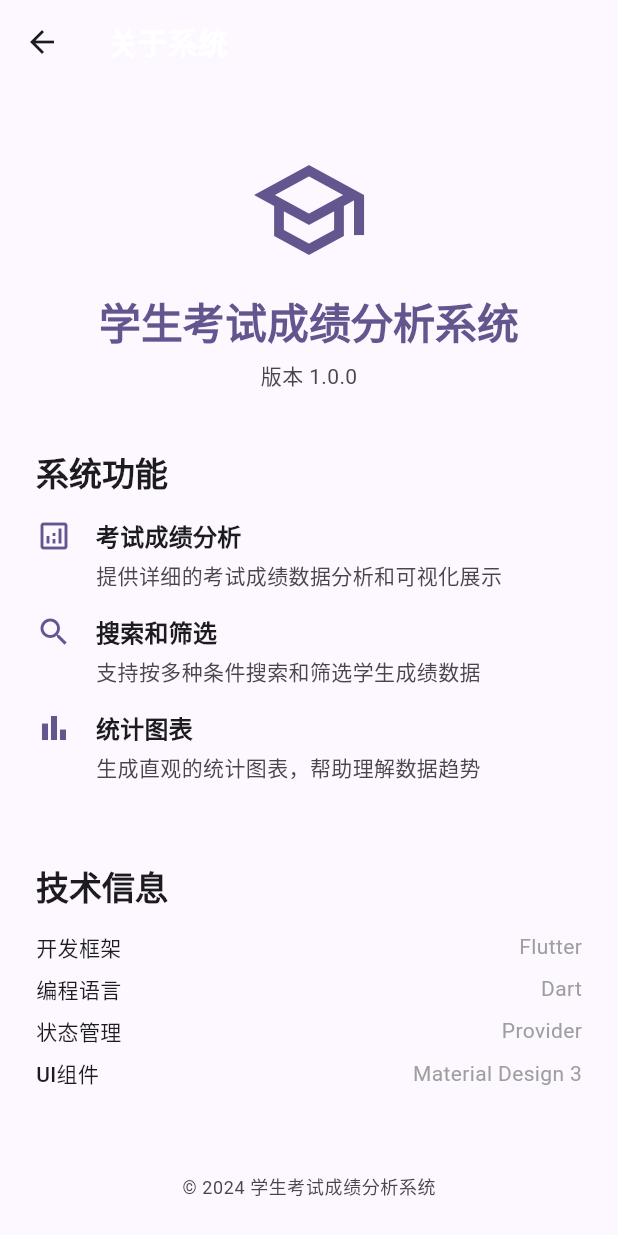
After one commit to NailFec/shyc_ssd, a Flutter app: the AboutScreen screen opened by its route, on a phone screen of 412 x 824 dp. The commit adds this screen. Run offline on Flutter 3.47's test engine with Material 3 defaults, Android fonts, the phone set to English and light mode, and no system bars; our stand-ins replace csv; Roboto replaces fonts that are missing (PingFang SC, Microsoft YaHei, sans-serif).

Commit message:
add more pages but empty now

```diff
--- /dev/null
+++ b/lib/screens/about_screen.dart
@@ -0,0 +1,165 @@
+import 'package:flutter/material.dart';
+
+class AboutScreen extends StatelessWidget {
+  const AboutScreen({super.key});
+
+  @override
+  Widget build(BuildContext context) {
+    return Scaffold(
+      appBar: AppBar(
+        title: const Text('关于系统'),
+        backgroundColor: Theme.of(context).colorScheme.surface,
+        elevation: 0,
+        leading: IconButton(
+          icon: const Icon(Icons.arrow_back),
+          onPressed: () => Navigator.pop(context),
+        ),
+      ),
+      body: Padding(
+        padding: const EdgeInsets.all(24.0),
+        child: Column(
+          crossAxisAlignment: CrossAxisAlignment.start,
+          children: [
+            const SizedBox(height: 20),
+            Center(
+              child: Column(
+                children: [
+                  Icon(
+                    Icons.school_outlined,
+                    size: 80,
+                    color: Theme.of(context).colorScheme.primary,
+                  ),
+                  const SizedBox(height: 16),
+                  Text(
+                    '学生考试成绩分析系统',
+                    style: Theme.of(context).textTheme.headlineMedium?.copyWith(
+                      fontWeight: FontWeight.bold,
+                      color: Theme.of(context).colorScheme.primary,
+                    ),
+                  ),
+                  const SizedBox(height: 8),
+                  Text(
+                    '版本 1.0.0',
+                    style: Theme.of(context).textTheme.bodyMedium?.copyWith(
+                      color: Theme.of(context).colorScheme.onSurfaceVariant,
+                    ),
+                  ),
+                ],
+              ),
+            ),
+            const SizedBox(height: 40),
+            Text(
+              '系统功能',
+              style: Theme.of(context).textTheme.titleLarge?.copyWith(
+                fontWeight: FontWeight.w600,
+              ),
+            ),
+            const SizedBox(height: 16),
+            _buildFeatureItem(
+              context,
+              icon: Icons.analytics_outlined,
+              title: '考试成绩分析',
+              description: '提供详细的考试成绩数据分析和可视化展示',
+            ),
+            _buildFeatureItem(
+              context,
+              icon: Icons.search_outlined,
+              title: '搜索和筛选',
+              description: '支持按多种条件搜索和筛选学生成绩数据',
+            ),
+            _buildFeatureItem(
+              context,
+              icon: Icons.bar_chart_outlined,
+              title: '统计图表',
+              description: '生成直观的统计图表，帮助理解数据趋势',
+            ),
+            const SizedBox(height: 40),
+            Text(
+              '技术信息',
+              style: Theme.of(context).textTheme.titleLarge?.copyWith(
+                fontWeight: FontWeight.w600,
+              ),
+            ),
+            const SizedBox(height: 16),
+            _buildInfoItem('开发框架', 'Flutter'),
+            _buildInfoItem('编程语言', 'Dart'),
+            _buildInfoItem('状态管理', 'Provider'),
+            _buildInfoItem('UI组件', 'Material Design 3'),
+            const Spacer(),
+            Center(
+              child: Text(
+                '© 2024 学生考试成绩分析系统',
+                style: Theme.of(context).textTheme.bodySmall?.copyWith(
+                  color: Theme.of(context).colorScheme.onSurfaceVariant,
+                ),
+              ),
+            ),
+          ],
+        ),
+      ),
+    );
+  }
+
+  Widget _buildFeatureItem(
+    BuildContext context, {
+    required IconData icon,
+    required String title,
+    required String description,
+  }) {
+    return Padding(
+      padding: const EdgeInsets.only(bottom: 16.0),
+      child: Row(
+        crossAxisAlignment: CrossAxisAlignment.start,
+        children: [
+          Icon(
+            icon,
+            color: Theme.of(context).colorScheme.primary,
+            size: 24,
+          ),
+          const SizedBox(width: 16),
+          Expanded(
+            child: Column(
+              crossAxisAlignment: CrossAxisAlignment.start,
+              children: [
+                Text(
+                  title,
+                  style: Theme.of(context).textTheme.titleMedium?.copyWith(
+                    fontWeight: FontWeight.w600,
+                  ),
+                ),
+                const SizedBox(height: 4),
+                Text(
+                  description,
+                  style: Theme.of(context).textTheme.bodyMedium?.copyWith(
+                    color: Theme.of(context).colorScheme.onSurfaceVariant,
+                  ),
+                ),
+              ],
+            ),
+          ),
+        ],
+      ),
+    );
+  }
+
+  Widget _buildInfoItem(String label, String value) {
+    return Padding(
+      padding: const EdgeInsets.only(bottom: 8.0),
+      child: Row(
+        mainAxisAlignment: MainAxisAlignment.spaceBetween,
+        children: [
+          Text(
+            label,
+            style: const TextStyle(fontWeight: FontWeight.w500),
+          ),
+          Text(
+            value,
+            style: const TextStyle(
+              color: Colors.grey,
+            ),
+          ),
+        ],
+      ),
+    );
+  }
+}
```
Also changed, not shown: lib/main.dart (+8 -1 lines), lib/screens/exam_data_screen.dart (+4 -11 lines), lib/screens/home_screen.dart (added, +151 -0 lines), lib/widgets/app_drawer.dart (added, +122 -0 lines).
